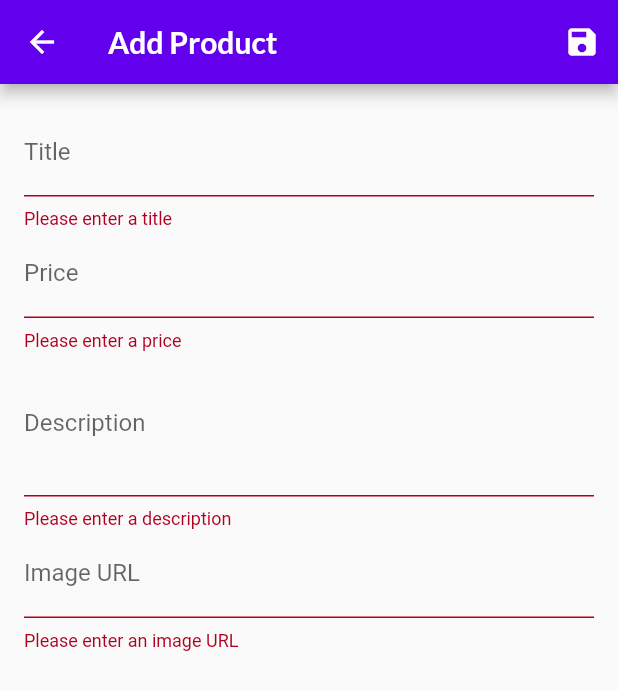
After one commit to DubeyDonn/shop_app, a Flutter app: the EditAddProductScreen screen opened by its route, after a tap on the "save" icon, on a phone screen of 412 x 824 dp. The commit adds this screen. Shown: the top 690 px of the screen. Run offline on Flutter 3.47's test engine with Material 2 defaults, Android fonts, the phone set to English and light mode, and no system bars; network calls fail.

Commit message:
finish orders, add drawer, & finish manage product

```diff
--- a/lib/provider/products_provider.dart
+++ b/lib/provider/products_provider.dart
@@ -50,8 +50,28 @@ class ProductsProvider with ChangeNotifier {
     return items.firstWhere((element) => element.id == id);
   }
 
-  void addItems() {
-    //add
+  void addItems(Product newProduct) {
+    final addThis = Product(
+      id: DateTime.now().toString(),
+      title: newProduct.title,
+      description: newProduct.description,
+      price: newProduct.price,
+      imageUrl: newProduct.imageUrl,
+    );
+    _items.add(addThis);
     notifyListeners();
   }
+
+  void deleteItems(String id) {
+    _items.removeWhere((element) => element.id == id);
+    notifyListeners();
+  }
+
+  void updateProduct(String id, Product newProduct) {
+    final productIndex = _items.indexWhere((element) => element.id == id);
+    if (productIndex >= 0) {
+      _items[productIndex] = newProduct;
+      notifyListeners();
+    }
+  }
 }
--- /dev/null
+++ b/lib/screens/edit_add_product_screen.dart
@@ -0,0 +1,271 @@
+import 'package:flutter/material.dart';
+import 'package:provider/provider.dart';
+
+import '../provider/product.dart';
+import '../provider/products_provider.dart';
+
+class EditAddProductScreen extends StatefulWidget {
+  static const routeName = '/edit-add-product';
+  const EditAddProductScreen({super.key});
+
+  @override
+  State<EditAddProductScreen> createState() => _EditAddProductScreenState();
+}
+
+class _EditAddProductScreenState extends State<EditAddProductScreen> {
+  final _form = GlobalKey<FormState>();
+  final _imageUrlController = TextEditingController();
+  final _imageUrlFocusNode = FocusNode();
+  var _initState = true;
+
+  var _initValues = {
+    'title': '',
+    'description': '',
+    'price': '',
+    'imageUrl': '',
+  };
+  var _newProduct = Product(
+    id: '',
+    title: '',
+    description: '',
+    price: 0.0,
+    imageUrl: '',
+  );
+
+  @override
+  void initState() {
+    _imageUrlFocusNode.addListener(_updateImageUrl);
+    super.initState();
+  }
+
+  @override
+  void didChangeDependencies() {
+    if (_initState) {
+      if (ModalRoute.of(context)!.settings.arguments != null) {
+        String productId = ModalRoute.of(context)!.settings.arguments as String;
+        if (productId != '') {
+          _newProduct =
+              Provider.of<ProductsProvider>(context).findById(productId);
+          _initValues = {
+            'title': _newProduct.title,
+            'description': _newProduct.description,
+            'price': _newProduct.price.toString(),
+            'imageUrl': '',
+          };
+          _imageUrlController.text = _newProduct.imageUrl;
+        }
+      }
+    }
+
+    _initState = false;
+
+    super.didChangeDependencies();
+  }
+
+  @override
+  void dispose() {
+    _imageUrlFocusNode.removeListener(_updateImageUrl);
+    _imageUrlController.dispose();
+    _imageUrlFocusNode.dispose();
+    super.dispose();
+  }
+
+  void _updateImageUrl() {
+    if (!_imageUrlFocusNode.hasFocus) {
+      setState(() {});
+    }
+  }
+
+  void _saveForm() {
+    final isValid = _form.currentState!.validate();
+    if (!isValid) {
+      return;
+    }
+
+    _form.currentState!.save();
+
+    if (_newProduct.id != '') {
+      Provider.of<ProductsProvider>(context, listen: false)
+          .updateProduct(_newProduct.id, _newProduct);
+    } else {
+      Provider.of<ProductsProvider>(context, listen: false)
+          .addItems(_newProduct);
+    }
+
+    Navigator.of(context).pop();
+  }
+
+  @override
+  Widget build(BuildContext context) {
+    // String productId = ModalRoute.of(context)!.settings.arguments as String;
+    // var productData = Provider.of<ProductsProvider>(context);
+    // var product = Provider.of<ProductsProvider>(context).findById(productId);
+
+    // ignore: no_leading_underscores_for_local_identifiers
+
+    return Scaffold(
+      appBar: AppBar(
+        title: ModalRoute.of(context)!.settings.arguments == null
+            ? const Text('Add Product')
+            : const Text('Edit Product'),
+        actions: [
+          IconButton(
+            onPressed: () {
+              _saveForm();
+            },
+            icon: const Icon(Icons.save),
+          ),
+        ],
+      ),
+      body: Container(
+        height: double.infinity,
+        padding: const EdgeInsets.all(16),
+        child: Form(
+          key: _form,
+          child: ListView(
+            children: [
+              TextFormField(
+                initialValue: _initValues['title'],
+                decoration: const InputDecoration(
+                  labelText: 'Title',
+                ),
+                validator: (value) {
+                  if (value!.isEmpty) {
+                    return 'Please enter a title';
+                  }
+                  return null;
+                },
+                textInputAction: TextInputAction.next,
+                onSaved: (newValue) {
+                  _newProduct = Product(
+                    id: _newProduct.id,
+                    title: newValue!,
+                    description: _newProduct.description,
+                    price: _newProduct.price,
+                    imageUrl: _newProduct.imageUrl,
+                  );
+                },
+              ),
+              TextFormField(
+                initialValue: _initValues['price'],
+                decoration: const InputDecoration(
+                  labelText: 'Price',
+                ),
+                validator: (value) {
+                  if (value!.isEmpty) {
+                    return 'Please enter a price';
+                  }
+                  if (double.tryParse(value) == null) {
+                    return 'Please enter a valid number';
+                  }
+                  if (double.parse(value) <= 0) {
+                    return 'Please enter a number greater than zero';
+                  }
+                  return null;
+                },
+                textInputAction: TextInputAction.next,
+                keyboardType: TextInputType.number,
+                onSaved: (newValue) {
+                  _newProduct = Product(
+                    id: _newProduct.id,
+                    title: _newProduct.title,
+                    description: _newProduct.description,
+                    price: double.parse(newValue!), // convert string to double
+                    imageUrl: _newProduct.imageUrl,
+                  );
+                },
+              ),
+              TextFormField(
+                initialValue: _initValues['description'],
+                decoration: const InputDecoration(
+                  labelText: 'Description',
+                ),
+                maxLines: 3,
+                validator: (value) {
+                  if (value!.isEmpty) {
+                    return 'Please enter a description';
+                  }
+                  if (value.length < 10) {
+                    return 'Should be at least 10 characters long';
+                  }
+                  return null;
+                },
+                keyboardType: TextInputType.multiline,
+                // textInputAction: TextInputAction.next,
+                onSaved: (newValue) {
+                  _newProduct = Product(
+                    id: _newProduct.id,
+                    title: _newProduct.title,
+                    description: newValue!,
+                    price: _newProduct.price,
+                    imageUrl: _newProduct.imageUrl,
+                  );
+                },
+                onEditingComplete: () {
+                  FocusScope.of(context).unfocus();
+                },
+              ),
+              TextFormField(
+                decoration: const InputDecoration(
+                  labelText: 'Image URL',
+                ),
+                validator: (value) {
+                  if (value!.isEmpty) {
+                    return 'Please enter an image URL';
+                  }
+                  if (!value.startsWith('http') && !value.startsWith('https')) {
+                    return 'Please enter a valid URL';
+                  }
+                  if (!value.endsWith('.png') &&
+                      !value.endsWith('.jpg') &&
+                      !value.endsWith('.jpeg')) {
+                    return 'Please enter a valid image URL';
+                  }
+                  return null;
+                },
+                keyboardType: TextInputType.url,
+                textInputAction: TextInputAction.done,
+                onSaved: (newValue) {
+                  _newProduct = Product(
+                    id: _newProduct.id,
+                    title: _newProduct.title,
+                    description: _newProduct.description,
+                    price: _newProduct.price,
+                    imageUrl: newValue!,
+                  );
+                },
+                controller: _imageUrlController,
+                focusNode: _imageUrlFocusNode,
+                onFieldSubmitted: (_) {
+                  _saveForm();
+                },
+              ),
+              Container(
+                // height: 200,
+                // width: 100,
+                margin: const EdgeInsets.only(top: 8, bottom: 8),
+                decoration: BoxDecoration(
+                  border: _imageUrlController.text.isEmpty
+                      ? Border.all(
+                          color: Colors.transparent,
+                          width: 1,
+                        )
+                      : Border.all(
+                          color: Colors.grey,
+                          width: 1,
+                        ),
+                ),
+                child: _imageUrlController.text.isEmpty
+                    ? const Text('')
+                    : Image.network(
+                        _imageUrlController.text,
+                        fit: BoxFit.cover,
+                      ),
+              ),
+            ],
+          ),
+        ),
+      ),
+    );
+  }
+}
--- /dev/null
+++ b/lib/screens/manage_product_screen.dart
@@ -0,0 +1,44 @@
+import 'package:flutter/material.dart';
+import 'package:provider/provider.dart';
+import 'package:shop_app/screens/edit_add_product_screen.dart';
+import 'package:shop_app/widgets/app_drawer.dart';
+import 'package:shop_app/widgets/manage_product_item.dart';
+
+import '../provider/products_provider.dart';
+
+class ManageProductScreen extends StatefulWidget {
+  static const routeName = '/manage-product';
+  const ManageProductScreen({super.key});
+
+  @override
+  State<ManageProductScreen> createState() => _ManageProductState();
+}
+
+class _ManageProductState extends State<ManageProductScreen> {
+  @override
+  Widget build(BuildContext context) {
+    var product = Provider.of<ProductsProvider>(context).items;
+    return Scaffold(
+        drawer: const AppDrawer(),
+        appBar: AppBar(
+          title: const Text('Manage Product'),
+        ),
+        body: ListView.builder(
+          itemCount: product.length,
+          itemBuilder: (context, index) {
+            return ManageProductItem(
+              image: product[index].imageUrl,
+              title: product[index].title,
+              price: product[index].price,
+              productId: product[index].id,
+            );
+          },
+        ),
+        floatingActionButton: FloatingActionButton(
+          onPressed: () {
+            Navigator.of(context).pushNamed(EditAddProductScreen.routeName);
+          },
+          child: const Icon(Icons.add),
+        ));
+  }
+}
--- a/lib/widgets/order_item.dart
+++ b/lib/widgets/order_item.dart
@@ -1,5 +1,6 @@
 import 'package:flutter/material.dart';
 import 'package:shop_app/provider/orders.dart' as ord;
+// ignore: depend_on_referenced_packages
 import 'package:intl/intl.dart';
 
 class OrderItem extends StatefulWidget {
```
Also changed, not shown: lib/main.dart (+7 -2 lines), lib/widgets/app_drawer.dart (+9 -0 lines), lib/widgets/cart_item.dart (+6 -6 lines), lib/widgets/manage_product_item.dart (added, +75 -0 lines).
